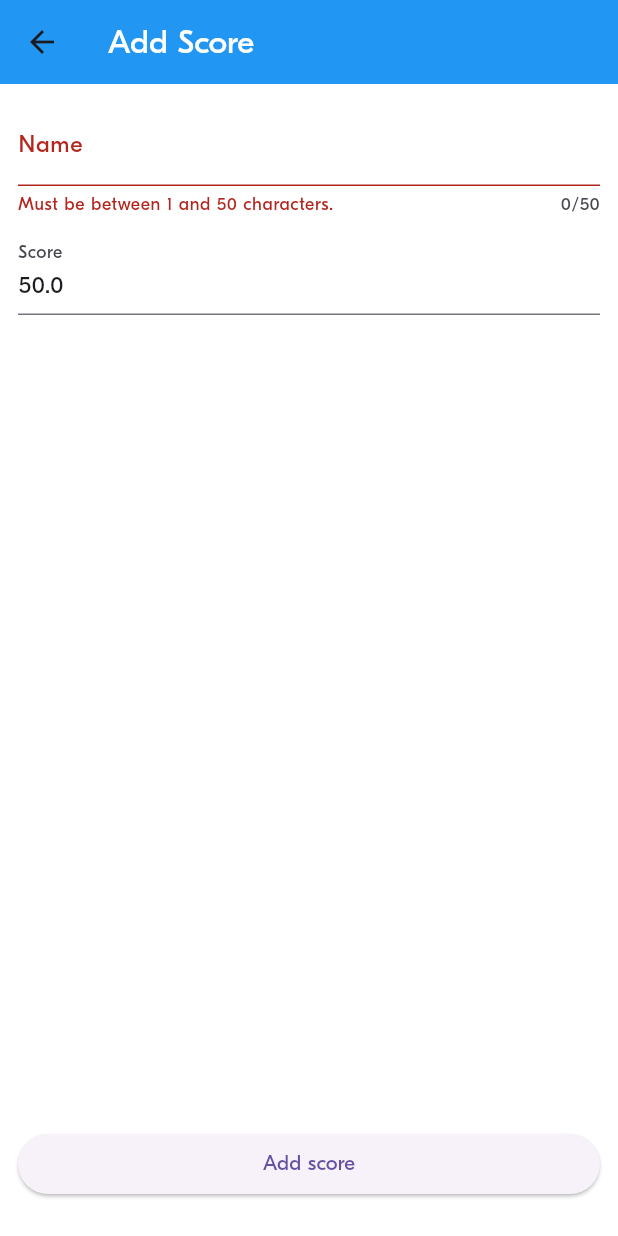
After one commit to Sengly456/Flutter-2, a Flutter app: the CourseScoreForm screen opened directly, after a tap on "Add score", on a phone screen of 412 x 824 dp. The commit adds this screen. Run offline on Flutter 3.47's test engine with Material 3 defaults, Android fonts, the phone set to English and light mode, and no system bars; project files that could hold a hidden picture were left out.

Commit message:
Week-6-Ex1

```diff
--- /dev/null
+++ b/lib/EX-1-START-CODE-week6/models/course.dart
@@ -0,0 +1,29 @@
+class Course {
+  Course({required this.name});
+
+  final String name;
+  final List<CourseScore> scores = [];
+
+  void addScore(CourseScore score) {
+    scores.add(score);
+  }
+
+  bool get hasScore => scores.isNotEmpty;
+
+  double get average {
+    if (scores.isNotEmpty) {
+      double total = scores.fold(0, (prev, score) => prev + score.studenScore);
+      return total / scores.length;
+    }
+    return 0;
+  }
+
+  get id => null;
+}
+
+class CourseScore {
+  const CourseScore({required this.studentName, required this.studenScore});
+
+  final String studentName;
+  final double studenScore;
+}
--- /dev/null
+++ b/lib/EX-1-START-CODE-week6/repository/courses_mock_repository.dart
@@ -0,0 +1,22 @@
+import 'package:flutter2/EX-1-START-CODE-week6/models/course.dart';
+import 'package:flutter2/EX-1-START-CODE-week6/repository/courses_repository.dart';
+
+
+class CoursesMockRepository extends CoursesRepository {
+  final List<Course> _courses = [
+    Course(name: 'php'),
+    Course(name: 'Javascript'),
+    Course(name: 'Java'),
+    Course(name: 'C++'),
+  ];
+
+  @override
+  void addScore(Course course, CourseScore score) {
+    course.addScore(score);
+  }
+
+  @override
+  List<Course> getCourses() {
+    return _courses;
+  }
+}
--- /dev/null
+++ b/lib/EX-1-START-CODE-week6/repository/courses_repository.dart
@@ -0,0 +1,7 @@
+
+import 'package:flutter2/EX-1-START-CODE-week6/models/course.dart';
+
+abstract class CoursesRepository {
+  List<Course> getCourses();
+  void addScore(Course course,CourseScore score);
+}
--- /dev/null
+++ b/lib/EX-1-START-CODE-week6/screens/course_score_form.dart
@@ -0,0 +1,106 @@
+import 'package:flutter/material.dart';
+
+import '../models/course.dart';
+
+const Color mainColor = Colors.blue;
+
+class CourseScoreForm extends StatefulWidget {
+  const CourseScoreForm({super.key});
+
+  @override
+  State<CourseScoreForm> createState() {
+    return _CourseScoreFormState();
+  }
+}
+
+class _CourseScoreFormState extends State<CourseScoreForm> {
+  final _formKey = GlobalKey<FormState>();
+
+  late String _enteredName;
+  late double _enteredScore;
+
+  @override
+  void initState() {
+    super.initState();
+    _enteredName = '';
+    _enteredScore = 50;
+  }
+
+  void _saveItem() {
+    bool isValid = _formKey.currentState!.validate();
+
+    if (isValid) {
+      _formKey.currentState!.save();
+      Navigator.of(
+        context,
+      ).pop(CourseScore(studentName: _enteredName, studenScore: _enteredScore));
+    }
+  }
+
+  String? validateName(String? value) {
+    if (value == null ||
+        value.isEmpty ||
+        value.trim().length <= 1 ||
+        value.trim().length > 50) {
+      return 'Must be between 1 and 50 characters.';
+    }
+    return null;
+  }
+
+  String? validateScore(String? value) {
+    if (value == null ||
+        value.isEmpty ||
+        double.tryParse(value) == null ||
+        double.tryParse(value)! < 0 ||
+        double.tryParse(value)! > 100) {
+      return 'Must be a score bteween 0 and 100';
+    }
+    return null;
+  }
+
+  @override
+  Widget build(BuildContext context) {
+    return Scaffold(
+      backgroundColor: Colors.white,
+      appBar: AppBar(
+        backgroundColor: mainColor,
+        title: const Text("Add Score", style: TextStyle(color: Colors.white)),
+      ),
+      body: Padding(
+        padding: const EdgeInsets.all(12),
+        child: Form(
+          key: _formKey,
+          child: Column(
+            crossAxisAlignment: CrossAxisAlignment.stretch,
+            children: [
+              TextFormField(
+                initialValue: _enteredName,
+                maxLength: 50,
+                decoration: const InputDecoration(label: Text('Name')),
+                validator: validateName,
+                onSaved: (value) {
+                  _enteredName = value!;
+                },
+              ),
+              const SizedBox(height: 10),
+              TextFormField(
+                decoration: const InputDecoration(label: Text('Score')),
+                initialValue: _enteredScore.toString(),
+                validator: validateScore,
+                onSaved: (value) {
+                  _enteredScore = double.parse(value!);
+                },
+              ),
+              const Expanded(child: SizedBox(height: 12)),
+              ElevatedButton(
+                onPressed: _saveItem,
+                child: const Text("Add score"),
+              ),
+              const SizedBox(height: 12),
+            ],
+          ),
+        ),
+      ),
+    );
+  }
+}
--- /dev/null
+++ b/lib/EX-1-START-CODE-week6/theme/theme.dart
@@ -0,0 +1,3 @@
+import 'package:flutter/material.dart';
+
+const Color mainColor = Colors.blue;
--- /dev/null
+++ b/lib/EX-2-START-CODE-week6/repository/post_repository.dart
@@ -0,0 +1,5 @@
+import '../model/post.dart';
+
+abstract class PostRepository {
+  Future<Post> getPost(int postId);
+}
--- a/lib/EXERCISE-2/homepage.dart
+++ b/lib/EXERCISE-2/homepage.dart
@@ -22,7 +22,7 @@ class Home extends StatelessWidget {
 
   @override
   Widget build(BuildContext context) {
-    print('build');
+    print('home page');
     return Consumer<ColorCounters>(
       builder: (context, colorCounters, child) {
         return Scaffold(
@@ -74,7 +74,7 @@ class ColorTapsScreen extends StatelessWidget {
   });
   @override
   Widget build(BuildContext context) {
-    print('tap');
+    print('tap screen');
     return Scaffold(
       appBar: AppBar(title: Text('Color Taps')),
       body: Column(
```
Also changed, not shown: lib/EX-1-START-CODE-week6/main.dart (added, +28 -0 lines), lib/EX-1-START-CODE-week6/provider/courses_provider.dart (added, +35 -0 lines), lib/EX-1-START-CODE-week6/screens/course_list_screen.dart (added, +90 -0 lines), lib/EX-1-START-CODE-week6/screens/course_screen.dart (added, +66 -0 lines), lib/EX-2-START-CODE-week6/main.dart (added, +20 -0 lines), lib/EX-2-START-CODE-week6/model/post.dart (added, +7 -0 lines), lib/EX-2-START-CODE-week6/repository/mock_post_repository.dart (added, +19 -0 lines), lib/EX-2-START-CODE-week6/ui/providers/async_value.dart (added, +17 -0 lines), lib/EX-2-START-CODE-week6/ui/providers/post_provider.dart (added, +32 -0 lines), lib/EX-2-START-CODE-week6/ui/screens/post_screen.dart (added, +61 -0 lines).
